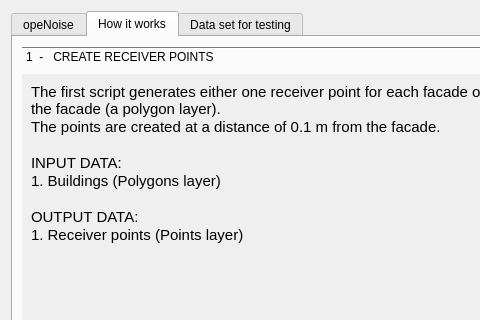
Before: the Qt Designer form tools/ui_Informations.ui in pierluigiderosa/openoise, drawn with Qt 5; both pictures show x 0 to 480 and y 0 to 320 of the 734 by 659 pixel window.
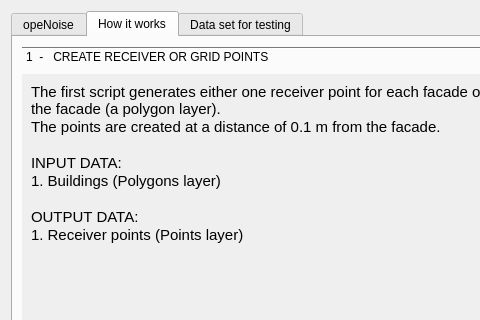
After: the same form once the commit is applied. The open tabs and pages were chosen to show the change.

What changed in the file:
```diff
--- a/tools/ui_Informations.ui
+++ b/tools/ui_Informations.ui
@@ -82,7 +82,7 @@
            </rect>
           </property>
           <attribute name="label">
-           <string>1  -   CREATE RECEIVER POINTS</string>
+           <string>1  -   CREATE RECEIVER OR GRID POINTS</string>
           </attribute>
           <layout class="QVBoxLayout" name="verticalLayout_5">
            <property name="sizeConstraint">
```
Left out of the diff: 2 changed lines with no effect on the pictures.
